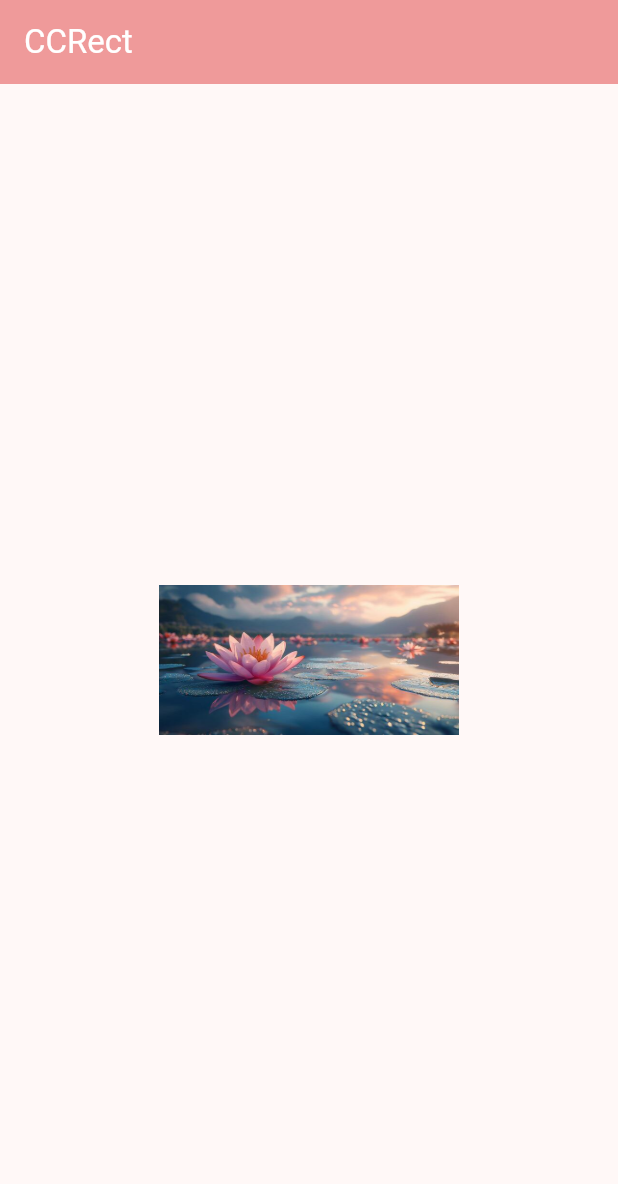
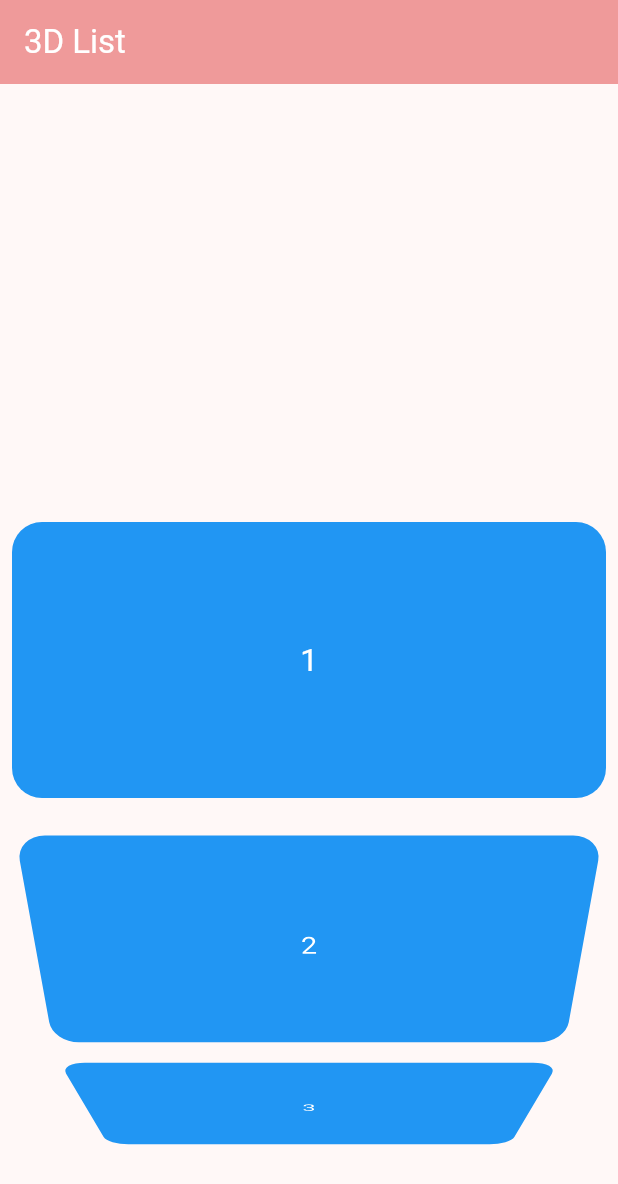
Before and after one commit to samirmangroliya/fluttersecondapp, a Flutter app: the screen it shows after launch, on a phone screen of 412 x 824 dp. Shown: the top 1184 px of the screen. Run offline on Flutter 3.47's test engine with Material 3 defaults, Android fonts, the phone set to English and light mode, and no system bars; our stand-ins replace font_awesome_flutter.

Commit message:
3d List Example in flutter

```diff
--- /dev/null
+++ b/lib/listwheelscrollview/ListWheelScrollViewExample.dart
@@ -0,0 +1,36 @@
+import 'package:flutter/material.dart';
+import 'package:fluttersecondapp/main.dart';
+
+class ListWheelScrollViewExample extends State<MyHomePage> {
+  var arrIndex = [1, 2, 3, 4, 5, 6, 7, 8, 9, 10, 11];
+
+  @override
+  Widget build(BuildContext context) {
+    return Scaffold(
+      appBar: AppBar(
+        backgroundColor: Colors.red.shade200,
+        title: Text("3D List", style: TextStyle(color: Colors.white)),
+      ),
+      body: Center(
+        child: ListWheelScrollView(
+          itemExtent: 200.0,
+          children: arrIndex
+              .map(
+                (value) => Padding(
+                  padding: const EdgeInsets.all(8.0),
+                  child: Container(
+                    width: double.infinity,
+                    decoration: BoxDecoration(
+                      borderRadius: BorderRadius.circular(20),
+                      color: Colors.blue,
+                    ),
+                    child: Center(child: Text("$value", style: TextStyle(color: Colors.white, fontSize: 21))),
+                  ),
+                ),
+              )
+              .toList(),
+        ),
+      ),
+    );
+  }
+}
--- a/lib/main.dart
+++ b/lib/main.dart
@@ -1,6 +1,6 @@
 import 'package:flutter/material.dart';
 
-import 'heroanimation/HeroAnimationExample.dart';
+import 'listwheelscrollview/ListWheelScrollViewExample.dart';
 
 void main() {
   runApp(const MyApp());
@@ -39,5 +39,5 @@ class MyHomePage extends StatefulWidget {
   final String title;
 
   @override
-  State<MyHomePage> createState() => HeroAnimationExample();
+  State<MyHomePage> createState() => ListWheelScrollViewExample();
 }
```
